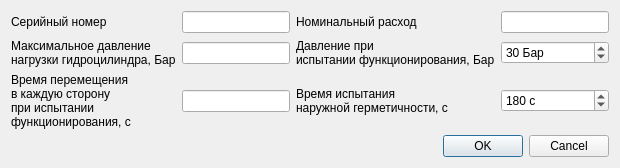
Old version of the form hydro_cilinder_title_info.ui in the repository firef0xff/SSHGS01.
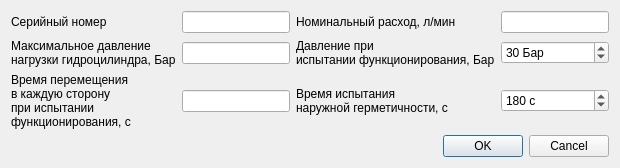
New version of the form.

```diff
--- a/hydro_cilinder_title_info.ui
+++ b/hydro_cilinder_title_info.ui
@@ -6,7 +6,7 @@
    <rect>
     <x>0</x>
     <y>0</y>
-    <width>688</width>
+    <width>727</width>
     <height>218</height>
    </rect>
   </property>
@@ -163,7 +163,7 @@
      <item row="0" column="2">
       <widget class="QLabel" name="l_expenditure">
        <property name="text">
-        <string>Номинальный расход</string>
+        <string>Номинальный расход, л/мин</string>
        </property>
       </widget>
      </item>
```
